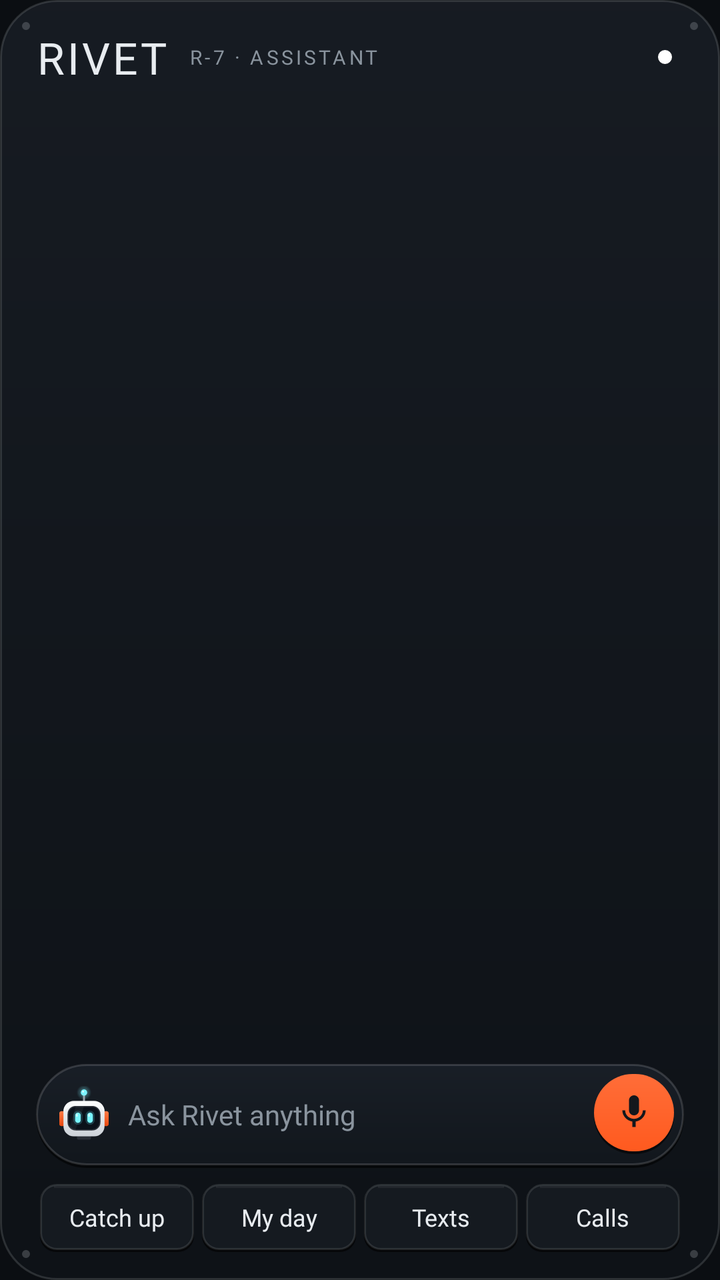
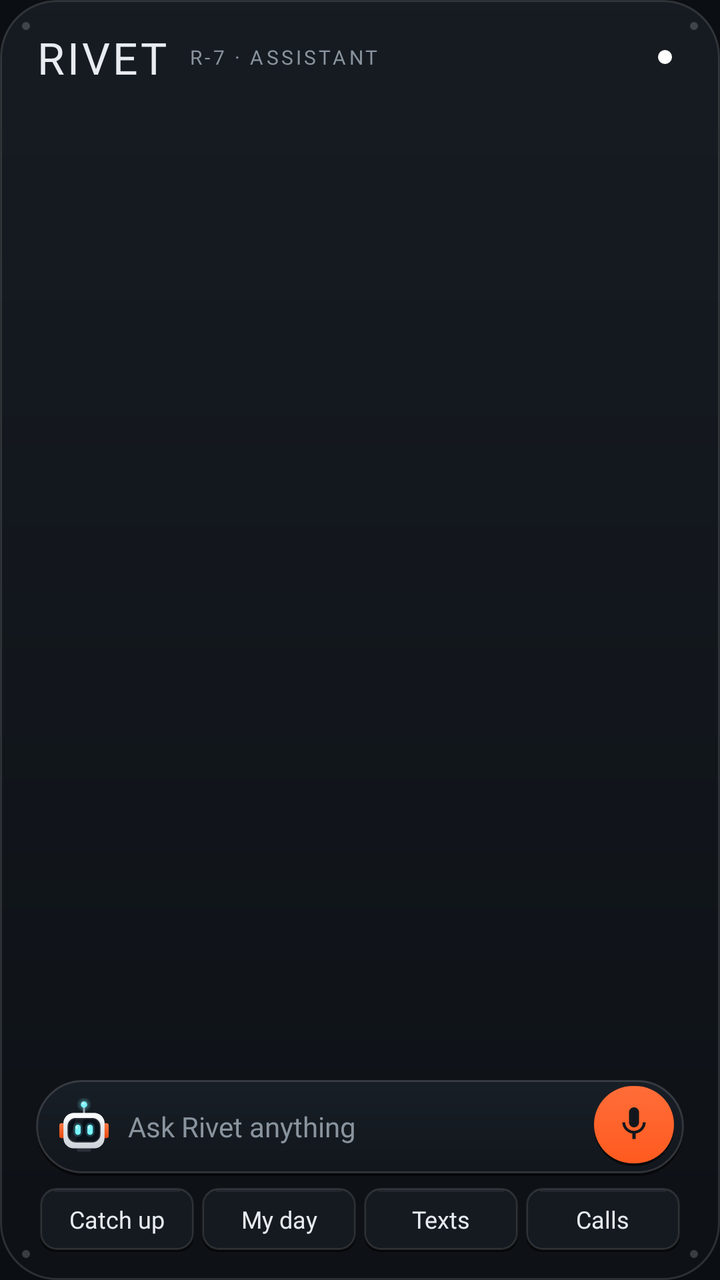

Before-and-after screenshots of an Android layout around one commit, followed by the original layout XML and the change that was made.
<!-- AndroidManifest.xml: application theme Theme.Rivet -->
<!-- res/layout/widget_panel.xml -->
<?xml version="1.0" encoding="utf-8"?>
<LinearLayout xmlns:android="http://schemas.android.com/apk/res/android"
    android:id="@+id/widget_root"
    android:layout_width="match_parent"
    android:layout_height="match_parent"
    android:background="@drawable/widget_panel_bg"
    android:orientation="vertical"
    android:paddingStart="18dp"
    android:paddingTop="14dp"
    android:paddingEnd="18dp"
    android:paddingBottom="14dp">

    <LinearLayout
        android:layout_width="match_parent"
        android:layout_height="wrap_content"
        android:gravity="center_vertical"
        android:orientation="horizontal">

        <TextView
            android:id="@+id/mark"
            android:layout_width="wrap_content"
            android:layout_height="wrap_content"
            android:fontFamily="@font/big_shoulders_display_extrabold"
            android:letterSpacing="0.06"
            android:text="@string/widget_mark"
            android:textColor="#FFE8ECF0"
            android:textSize="22sp" />

        <TextView
            android:id="@+id/unit"
            android:layout_width="0dp"
            android:layout_height="wrap_content"
            android:layout_marginStart="10dp"
            android:layout_weight="1"
            android:fontFamily="@font/ibm_plex_mono_medium"
            android:letterSpacing="0.14"
            android:maxLines="1"
            android:text="@string/widget_unit"
            android:textColor="#FF8A949E"
            android:textSize="10sp" />

        <ImageView
            android:id="@+id/status"
            android:layout_width="7dp"
            android:layout_height="7dp"
            android:importantForAccessibility="no"
            android:src="@drawable/widget_dot" />

        <TextView
            android:id="@+id/status_text"
            android:layout_width="wrap_content"
            android:layout_height="wrap_content"
            android:layout_marginStart="6dp"
            android:fontFamily="@font/ibm_plex_mono_medium"
            android:letterSpacing="0.14"
            android:textColor="#FF8A949E"
            android:textSize="10sp" />
    </LinearLayout>

    <TextView
        android:id="@+id/last"
        android:layout_width="match_parent"
        android:layout_height="wrap_content"
        android:layout_marginTop="10dp"
        android:ellipsize="end"
        android:fontFamily="@font/ibm_plex_sans_regular"
        android:lineSpacingExtra="3sp"
        android:maxLines="2"
        android:textColor="#FFE8ECF0"
        android:textSize="14sp" />

    <Space
        android:layout_width="match_parent"
        android:layout_height="0dp"
        android:layout_weight="1" />

    <LinearLayout
        android:id="@+id/bar"
        android:layout_width="match_parent"
        android:layout_height="52dp"
        android:layout_marginTop="8dp"
        android:background="@drawable/widget_bar_bg"
        android:gravity="center_vertical"
        android:orientation="horizontal"
        android:paddingStart="10dp"
        android:paddingEnd="5dp"
        android:paddingBottom="1.5dp">

        <ImageView
            android:id="@+id/head"
            android:layout_width="28dp"
            android:layout_height="28dp"
            android:importantForAccessibility="no"
            android:src="@drawable/rivet_head" />

        <TextView
            android:id="@+id/ask"
            android:layout_width="0dp"
            android:layout_height="match_parent"
            android:layout_weight="1"
            android:ellipsize="end"
            android:fontFamily="@font/ibm_plex_sans_regular"
            android:gravity="center_vertical"
            android:maxLines="1"
            android:paddingStart="8dp"
            android:text="@string/widget_ask"
            android:textColor="#FF8A949E"
            android:textSize="14sp" />

        <FrameLayout
            android:id="@+id/mic"
            android:layout_width="40dp"
            android:layout_height="40dp"
            android:background="@drawable/widget_mic_bg"
            android:contentDescription="@string/widget_talk">

            <ImageView
                android:layout_width="20dp"
                android:layout_height="20dp"
                android:layout_gravity="center"
                android:layout_marginBottom="1dp"
                android:importantForAccessibility="no"
                android:src="@drawable/ic_widget_mic" />
        </FrameLayout>
    </LinearLayout>

    <LinearLayout
        android:layout_width="match_parent"
        android:layout_height="wrap_content"
        android:layout_marginTop="8dp"
        android:orientation="horizontal">

        <TextView android:id="@+id/key_catchup" style="@style/WidgetKey" android:text="@string/widget_key_catchup" />
        <TextView android:id="@+id/key_myday" style="@style/WidgetKey" android:text="@string/widget_key_myday" />
        <TextView android:id="@+id/key_texts" style="@style/WidgetKey" android:text="@string/widget_key_texts" />
        <TextView android:id="@+id/key_calls" style="@style/WidgetKey" android:text="@string/widget_key_calls" />
    </LinearLayout>
</LinearLayout>
<!-- resources referenced by this layout -->
<resources>
  <!-- drawable ic_widget_mic (drawable) -->
  <?xml version="1.0" encoding="utf-8"?>
  <vector xmlns:android="http://schemas.android.com/apk/res/android"
      android:width="24dp" android:height="24dp" android:viewportWidth="24" android:viewportHeight="24">
      <path
          android:fillColor="#FF13171C"
          android:pathData="M12,14c1.66,0 2.99,-1.34 2.99,-3L15,5c0,-1.66 -1.34,-3 -3,-3S9,3.34 9,5v6c0,1.66 1.34,3 3,3zM17.3,11c0,3 -2.54,5.1 -5.3,5.1S6.7,14 6.7,11L5,11c0,3.41 2.72,6.23 6,6.72L11,21h2v-3.28c3.28,-0.48 6,-3.3 6,-6.72h-1.7z" />
  </vector>
  <!-- drawable widget_bar_bg (drawable) -->
  <?xml version="1.0" encoding="utf-8"?>
  <layer-list xmlns:android="http://schemas.android.com/apk/res/android">
      <item android:top="1.5dp">
          <shape android:shape="rectangle">
              <corners android:radius="28dp" />
              <solid android:color="#99000000" />
          </shape>
      </item>
      <item android:bottom="1.5dp">
          <shape android:shape="rectangle">
              <corners android:radius="28dp" />
              <gradient android:angle="270" android:startColor="#FA181E26" android:endColor="#FA11161C" />
              <stroke android:width="1dp" android:color="#29E8ECF0" />
          </shape>
      </item>
  </layer-list>
  <!-- drawable widget_dot (drawable) -->
  <?xml version="1.0" encoding="utf-8"?>
  <shape xmlns:android="http://schemas.android.com/apk/res/android" android:shape="oval">
      <size android:width="8dp" android:height="8dp" />
      <solid android:color="#FFFFFFFF" />
  </shape>
  <!-- drawable widget_mic_bg (drawable) -->
  <?xml version="1.0" encoding="utf-8"?>
  <layer-list xmlns:android="http://schemas.android.com/apk/res/android">
      <item android:top="1.5dp">
          <shape android:shape="rectangle">
              <corners android:radius="22dp" />
              <solid android:color="#99000000" />
          </shape>
      </item>
      <item android:bottom="1.5dp">
          <shape android:shape="rectangle">
              <corners android:radius="22dp" />
              <gradient android:angle="270" android:startColor="#FFFF6D38" android:endColor="#FFFF5A1F" />
          </shape>
      </item>
  </layer-list>
  <string name="widget_ask">Ask Rivet anything</string>
  <string name="widget_key_calls">Calls</string>
  <string name="widget_key_catchup">Catch up</string>
  <string name="widget_key_myday">My day</string>
  <string name="widget_key_texts">Texts</string>
  <string name="widget_mark">RIVET</string>
  <string name="widget_talk">Talk to Rivet</string>
  <string name="widget_unit">R-7 · ASSISTANT</string>
  <style name="WidgetKey">
          <item name="android:layout_width">0dp</item>
          <item name="android:layout_height">34dp</item>
          <item name="android:layout_weight">1</item>
          <item name="android:layout_marginStart">2dp</item>
          <item name="android:layout_marginEnd">2dp</item>
          <item name="android:background">@drawable/widget_key_bg</item>
          <item name="android:gravity">center</item>
          <item name="android:paddingBottom">1dp</item>
          <item name="android:maxLines">1</item>
          <item name="android:ellipsize">end</item>
          <item name="android:fontFamily">@font/ibm_plex_sans_medium</item>
          <item name="android:textColor">#FFE8ECF0</item>
          <item name="android:textSize">12sp</item>
      </style>
  <style name="Theme.Rivet" parent="android:Theme.Material.NoActionBar">
          <item name="android:windowBackground">@color/rivet_bg</item>
          <item name="android:statusBarColor">@android:color/transparent</item>
          <item name="android:navigationBarColor">@android:color/transparent</item>
      </style>
  <dimen name="widget_radius">24dp</dimen>
  <color name="rivet_bg">#0B0E12</color>
  <!-- unchanged entries left out for length: 3 -->
</resources>

<!-- the commit's change to res/layout/widget_panel.xml (unified diff, before → after) -->
@@ -61,7 +61,7 @@
         android:id="@+id/last"
         android:layout_width="match_parent"
         android:layout_height="wrap_content"
-        android:layout_marginTop="10dp"
+        android:layout_marginTop="8dp"
         android:ellipsize="end"
         android:fontFamily="@font/ibm_plex_sans_regular"
         android:lineSpacingExtra="3sp"
@@ -69,7 +69,8 @@
         android:textColor="#FFE8ECF0"
         android:textSize="14sp" />
 
-    <Space
+    
+    <FrameLayout
         android:layout_width="match_parent"
         android:layout_height="0dp"
         android:layout_weight="1" />
@@ -77,8 +78,8 @@
     <LinearLayout
         android:id="@+id/bar"
         android:layout_width="match_parent"
-        android:layout_height="52dp"
-        android:layout_marginTop="8dp"
+        android:layout_height="48dp"
+        android:layout_marginTop="6dp"
         android:background="@drawable/widget_bar_bg"
         android:gravity="center_vertical"
         android:orientation="horizontal"
@@ -127,7 +128,7 @@
     <LinearLayout
         android:layout_width="match_parent"
         android:layout_height="wrap_content"
-        android:layout_marginTop="8dp"
+        android:layout_marginTop="6dp"
         android:orientation="horizontal">
 
         <TextView android:id="@+id/key_catchup" style="@style/WidgetKey" android:text="@string/widget_key_catchup" />
<!-- resource entries referenced after the edit -->
@@ -57,7 +57,7 @@
   <string name="widget_unit">R-7 · ASSISTANT</string>
   <style name="WidgetKey">
           <item name="android:layout_width">0dp</item>
-          <item name="android:layout_height">34dp</item>
+          <item name="android:layout_height">32dp</item>
           <item name="android:layout_weight">1</item>
           <item name="android:layout_marginStart">2dp</item>
           <item name="android:layout_marginEnd">2dp</item>
